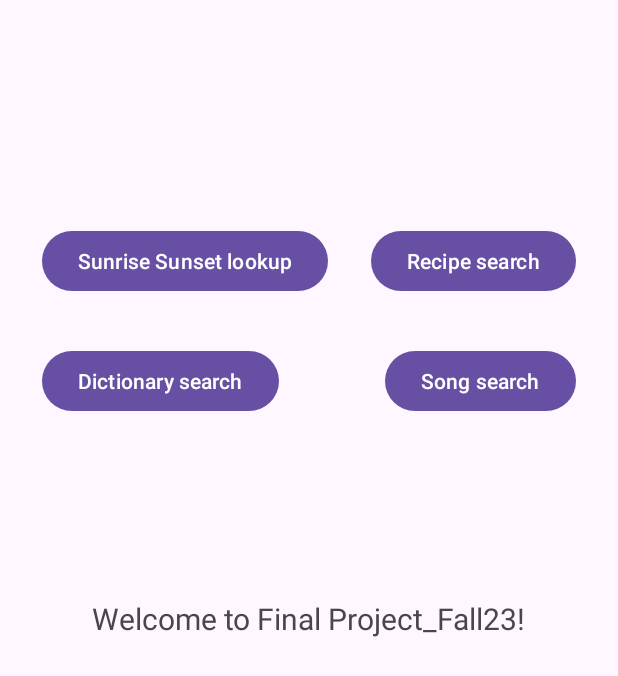
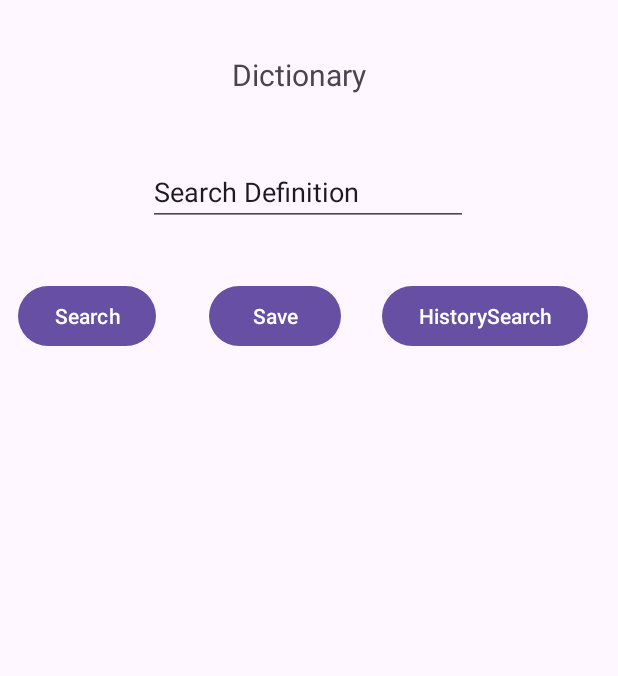
Before and after one commit to wangguosheng0924/FinalProject_Fall23, an Android app: the screen it shows after launch (MainActivity before the commit, DictionaryActivity after it), on a phone screen of 412 x 824 dp. Shown: the top 676 px of the screen. Run offline under Robolectric (Android 15) with nearby library versions, the phone set to English and light mode, and no system bars; our stand-ins replace Room's generated code.

Commit message:
milestone1.1 finished with an editText, button and recyclerView.

```diff
--- a/app/build.gradle.kts
+++ b/app/build.gradle.kts
@@ -33,12 +33,17 @@ android {
 }
 
 dependencies {
+    val room_version = "2.4.2"
+    implementation ("androidx.room:room-runtime:$room_version")
+    annotationProcessor("androidx.room:room-compiler:$room_version")
 
     implementation ("com.android.volley:volley:1.2.1")
 
     implementation("androidx.appcompat:appcompat:1.6.1")
     implementation("com.google.android.material:material:1.10.0")
     implementation("androidx.constraintlayout:constraintlayout:2.1.4")
+    implementation ("com.squareup.retrofit2:retrofit:2.9.0")
+    implementation ("com.squareup.retrofit2:converter-gson:2.9.0")
     testImplementation("junit:junit:4.13.2")
     androidTestImplementation("androidx.test.ext:junit:1.1.5")
     androidTestImplementation("androidx.test.espresso:espresso-core:3.5.1")
--- /dev/null
+++ b/app/src/main/java/algonquin/cst2335/finalproject_fall23/DefinitionDAO.java
@@ -0,0 +1,23 @@
+package algonquin.cst2335.finalproject_fall23;
+
+import androidx.room.Dao;
+import androidx.room.Delete;
+import androidx.room.Insert;
+import androidx.room.Query;
+
+import java.util.List;
+
+@Dao
+public interface DefinitionDAO {
+    @Query("SELECT * FROM Definition WHERE term = :searchTerm")
+    List<Definition> searchDefinitions(String searchTerm);
+
+    @Insert
+    void insertDefinition(Definition definition);
+
+    @Delete
+    void deleteDefinition(Definition definition);
+
+    @Query("SELECT * FROM Definition")
+    List<Definition> getAllDefinitions();
+}
--- /dev/null
+++ b/app/src/main/java/algonquin/cst2335/finalproject_fall23/DefinitionDB.java
@@ -0,0 +1,8 @@
+package algonquin.cst2335.finalproject_fall23;
+
+import androidx.room.Database;
+import androidx.room.RoomDatabase;
+@Database(entities={Definition.class},version=1)
+public abstract class DefinitionDB extends RoomDatabase{
+    public abstract DefinitionDAO cmDAO();
+}
--- /dev/null
+++ b/app/src/main/java/algonquin/cst2335/finalproject_fall23/DefinitionViewModel.java
@@ -0,0 +1,11 @@
+package algonquin.cst2335.finalproject_fall23;
+
+import androidx.lifecycle.MutableLiveData;
+import androidx.lifecycle.ViewModel;
+
+import java.util.ArrayList;
+
+public class DefinitionViewModel extends ViewModel {
+    public MutableLiveData<ArrayList<Definition>> definitions = new MutableLiveData<>();
+
+}
--- /dev/null
+++ b/app/src/main/java/algonquin/cst2335/finalproject_fall23/DictionaryActivity.java
@@ -0,0 +1,135 @@
+package algonquin.cst2335.finalproject_fall23;
+
+import android.os.Bundle;
+import android.util.Log;
+import android.widget.Button;
+import android.widget.EditText;
+import android.widget.Toast;
+
+import androidx.appcompat.app.AppCompatActivity;
+import androidx.lifecycle.ViewModelProvider;
+import androidx.room.Room;
+
+import java.util.ArrayList;
+import java.util.List;
+
+import algonquin.cst2335.finalproject_fall23.databinding.DictionaryactivityMainBinding;
+import retrofit2.Call;
+import retrofit2.Callback;
+import retrofit2.Response;
+
+
+public class DictionaryActivity extends AppCompatActivity {
+
+    DictionaryactivityMainBinding binding;
+    ArrayList<Definition> definitions = new ArrayList<>();
+    DefinitionViewModel definitionModel;
+    DefinitionDAO mDAO;
+
+    //myRowHolder
+    //adapter
+    @Override
+    protected void onCreate(Bundle savedInstanceState) {
+        super.onCreate(savedInstanceState);
+        //before using binding use this line.
+        //setContentView(R.layout.dictionaryactivity_main);
+        //use binding to access views defined in the layout.
+        binding = DictionaryactivityMainBinding.inflate(getLayoutInflater());
+        setContentView(binding.getRoot());
+        //if not using binding you can get the elements by this way.
+        //EditText searchEditText = findViewById(R.id.editText);
+        EditText searchEditText = binding.editText;
+        String searchTerm = searchEditText.getText().toString();
+
+        //open a database
+        DefinitionDB db = Room.databaseBuilder(getApplicationContext(), DefinitionDB.class, "databaseLocal").build();
+        mDAO = db.cmDAO();
+
+        definitionModel = new ViewModelProvider(this).get(DefinitionViewModel.class);
+        definitions = definitionModel.definitions.getValue();
+
+        //click listener for the search button
+        Button searchButton = findViewById(R.id.search_button);
+        searchButton.setOnClickListener(v -> {
+            Log.d("DictionaryActivity", "Search Term: " + searchTerm);
+            if (!searchTerm.isEmpty()) {
+                // Call the API to get definitions for the search term
+                DictionaryApiService apiService = DictionaryApi.getService();
+                Call<List<Definition>> call = apiService.getDefinitions(searchTerm);
+                call.enqueue(new Callback<List<Definition>>() {
+                    @Override
+                    public void onResponse(Call<List<Definition>> call, Response<List<Definition>> response) {
+                        String errorMessage;
+                        if (response.isSuccessful()) {
+                            // Update the UI with the definitions
+                            List<Definition> retrievedDefinitions = response.body();
+                            if (retrievedDefinitions != null && !retrievedDefinitions.isEmpty()) {
+                                // Display definitions in RecyclerView
+                                definitions.clear();
+                                definitions.addAll(retrievedDefinitions);
+                                Log.d("DictionaryActivity", "API Response Success");
+                                // Update RecyclerView adapter or any other UI updates
+                                // For example: recyclerViewAdapter.notifyDataSetChanged();
+                            } else {
+                                showToast("No definitions found.");
+                                Log.d("DictionaryActivity", "No found the term");
+                            }
+                        } else {
+                            showToast("Unsuccessful response. Please try again.");
+                            Log.d("DictionaryActivity", "API Response Unsuccessful: " + response.code());
+                        }
+
+                    }
+                    @Override
+                    public void onFailure(Call<List<Definition>> call, Throwable t) {
+                        showToast("Network request failure");
+                        Log.e("DictionaryActivity", "API Call Failure", t);
+                    }
+                });
+            } else {
+                showToast("Please enter a term to search");
+            }
+        });
+
+
+        //click listener for the save button
+
+        //in the search button definition, there already be definitions.addAll().
+        //do i need to define save button?
+        Button saveButton = findViewById(R.id.save_button);
+        saveButton.setOnClickListener(clk->{
+            Definition newDefinition = new Definition();
+            newDefinition.setTerm(searchTerm);
+//            newDefinition.setDefinition(definition);
+//            long insertedId = cmDAO.insertDefinition(newDefinition);
+//
+//// Check if insertion was successful
+//            if (insertedId > 0) {
+//                showToast("Definition saved successfully");
+//            } else {
+//                showToast("Failed to save definition");
+//            }
+
+        });
+
+
+        //click listener for the history button
+         Button historyButton= findViewById(R.id.history_button);
+         historyButton.setOnClickListener(clk->{
+            // List<Definition> historyDefinitions = getAllDefinitions();
+
+             // Assuming you have a RecyclerView and its adapter named 'recyclerView' and 'recyclerViewAdapter'
+
+// Update the adapter's dataset with the retrieved definitions
+//             recyclerViewAdapter.setDefinitions(allDefinitions);
+
+// Notify the adapter that the dataset has changed
+//             recyclerViewAdapter.notifyDataSetChanged();
+
+         });
+
+    } //end of onCreate()
+    private void showToast(String errorMessage) {
+        Toast.makeText(DictionaryActivity.this, errorMessage, Toast.LENGTH_SHORT).show();
+    }
+}// end of the class
--- /dev/null
+++ b/app/src/main/java/algonquin/cst2335/finalproject_fall23/DictionaryApiService.java
@@ -0,0 +1,11 @@
+package algonquin.cst2335.finalproject_fall23;
+
+import java.util.List;
+import retrofit2.Call;
+import retrofit2.http.GET;
+import retrofit2.http.Path;
+
+public interface DictionaryApiService {
+    @GET("api/v2/entries/en/{term}")
+    Call<List<Definition>> getDefinitions(@Path("term") String term);
+}
--- /dev/null
+++ b/app/src/main/res/layout/dictionaryactivity_main.xml
@@ -0,0 +1,79 @@
+<?xml version="1.0" encoding="utf-8"?>
+<androidx.constraintlayout.widget.ConstraintLayout xmlns:android="http://schemas.android.com/apk/res/android"
+    xmlns:app="http://schemas.android.com/apk/res-auto"
+    xmlns:tools="http://schemas.android.com/tools"
+    android:layout_width="match_parent"
+    android:layout_height="match_parent"
+    tools:context=".DictionaryActivity">
+
+    <TextView
+        android:id="@+id/textView"
+        android:layout_width="101dp"
+        android:layout_height="33dp"
+        android:layout_marginTop="36dp"
+        android:text="Dictionary"
+        android:textSize="20sp"
+        app:layout_constraintEnd_toEndOf="parent"
+        app:layout_constraintHorizontal_bias="0.498"
+        app:layout_constraintStart_toStartOf="parent"
+        app:layout_constraintTop_toTopOf="parent" />
+
+    <androidx.recyclerview.widget.RecyclerView
+        android:id="@+id/recyclerView"
+        android:layout_width="0dp"
+        android:layout_height="328dp"
+        android:layout_marginStart="20dp"
+        android:layout_marginEnd="20dp"
+        android:layout_marginBottom="36dp"
+        app:layout_constraintBottom_toBottomOf="parent"
+        app:layout_constraintEnd_toEndOf="parent"
+        app:layout_constraintStart_toStartOf="parent"
+        app:layout_constraintTop_toBottomOf="@+id/save_button" />
+
+    <EditText
+        android:id="@+id/editText"
+        android:layout_width="wrap_content"
+        android:layout_height="wrap_content"
+        android:layout_marginTop="36dp"
+        android:ems="10"
+        android:inputType="text"
+        android:text="Search Definition"
+        app:layout_constraintEnd_toEndOf="parent"
+        app:layout_constraintHorizontal_bias="0.497"
+        app:layout_constraintStart_toStartOf="parent"
+        app:layout_constraintTop_toBottomOf="@+id/textView" />
+
+    <Button
+        android:id="@+id/search_button"
+        android:layout_width="wrap_content"
+        android:layout_height="wrap_content"
+        android:layout_marginStart="20dp"
+        android:layout_marginTop="36dp"
+        android:layout_marginEnd="35dp"
+        android:text="Search"
+        app:layout_constraintEnd_toStartOf="@+id/save_button"
+        app:layout_constraintHorizontal_bias="0.0"
+        app:layout_constraintStart_toStartOf="parent"
+        app:layout_constraintTop_toBottomOf="@+id/editText" />
+
+    <Button
+        android:id="@+id/save_button"
+        android:layout_width="wrap_content"
+        android:layout_height="wrap_content"
+        android:layout_marginTop="36dp"
+        android:layout_marginEnd="35dp"
+        android:text="Save"
+        app:layout_constraintEnd_toStartOf="@+id/history_button"
+        app:layout_constraintStart_toEndOf="@+id/search_button"
+        app:layout_constraintTop_toBottomOf="@+id/editText" />
+
+    <Button
+        android:id="@+id/history_button"
+        android:layout_width="wrap_content"
+        android:layout_height="wrap_content"
+        android:layout_marginTop="36dp"
+        android:layout_marginEnd="20dp"
+        android:text="HistorySearch"
+        app:layout_constraintEnd_toEndOf="parent"
+        app:layout_constraintTop_toBottomOf="@+id/editText" />
+</androidx.constraintlayout.widget.ConstraintLayout>
```
Also changed, not shown: app/src/main/AndroidManifest.xml (+13 -2 lines), app/src/main/java/algonquin/cst2335/finalproject_fall23/Definition.java (added, +39 -0 lines), app/src/main/java/algonquin/cst2335/finalproject_fall23/DictionaryApi.java (added, +21 -0 lines), app/src/main/java/algonquin/cst2335/finalproject_fall23/MainActivity.java (+7 -0 lines).
